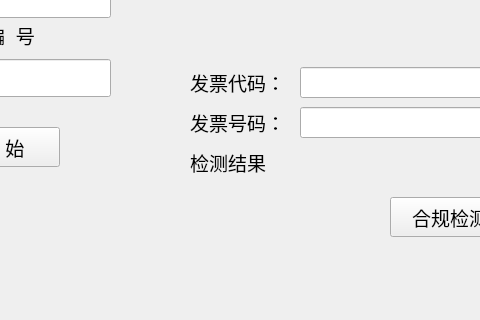
First picture: the form in mainwindow.ui, repository czhc001/Qt-Project-FAPIAO, before the edit; both pictures show x 120 to 600 and y 353 to 673 of the 948 by 673 pixel window.
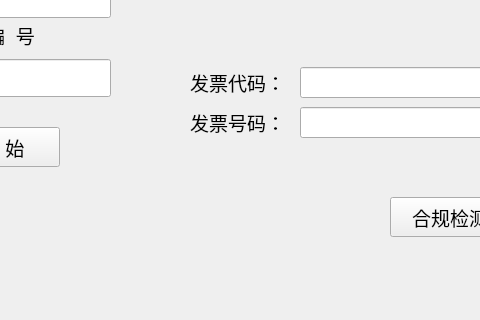
Second picture: the form after the edit. Icons and pictures are not drawn.

The edit to the form file:
```diff
--- a/mainwindow.ui
+++ b/mainwindow.ui
@@ -332,24 +332,6 @@
      <string>合规检测</string>
     </property>
    </widget>
-   <widget class="QLabel" name="label_">
-    <property name="geometry">
-     <rect>
-      <x>310</x>
-      <y>500</y>
-      <width>101</width>
-      <height>31</height>
-     </rect>
-    </property>
-    <property name="font">
-     <font>
-      <pointsize>14</pointsize>
-     </font>
-    </property>
-    <property name="text">
-     <string>检测结果</string>
-    </property>
-   </widget>
    <widget class="QLabel" name="label_result">
     <property name="geometry">
      <rect>
```
Left out of the diff: 10 changed lines with no effect on the pictures.
